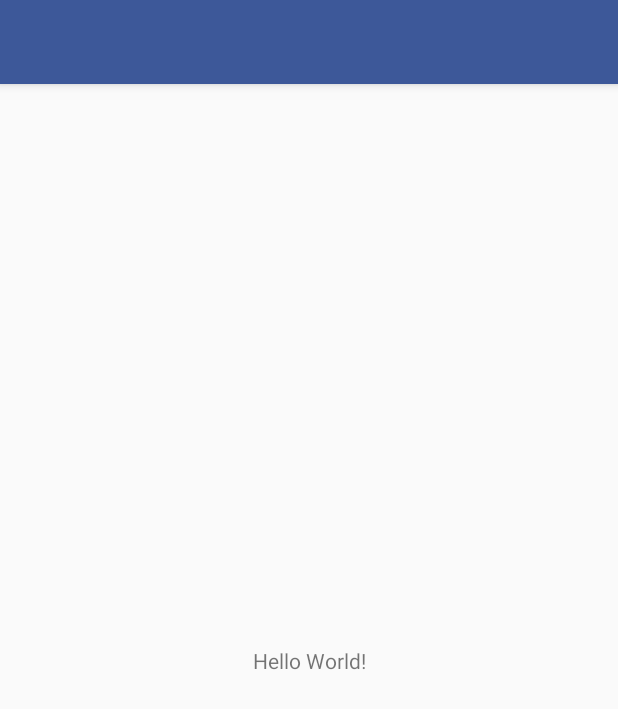
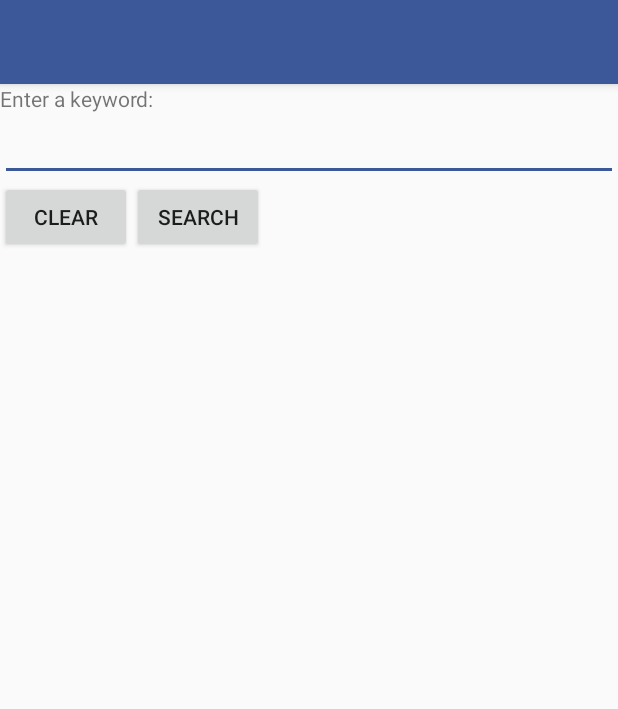
Before and after one commit to shubhamgupta28/FBsearch, an Android app: the layout app_bar_main.xml on its own in the app's theme, with its tools: preview values and no code run, on a phone screen of 412 x 824 dp. Shown: the top 709 px of the screen. Run offline under Robolectric (Android 15) with nearby library versions, the phone set to English and light mode, and no system bars.

Commit message:
SearchUI set

```diff
--- a/app/src/main/AndroidManifest.xml
+++ b/app/src/main/AndroidManifest.xml
@@ -1,6 +1,8 @@
 <?xml version="1.0" encoding="utf-8"?>
 <manifest xmlns:android="http://schemas.android.com/apk/res/android"
     package="usc.com.uscmaps.example1.shubham.fbsearch">
+
+    <uses-permission android:name="android.permission.INTERNET"/>
 
     <application
         android:allowBackup="true"
--- a/app/src/main/res/layout/content_main.xml
+++ b/app/src/main/res/layout/content_main.xml
@@ -1,20 +1,44 @@
 <?xml version="1.0" encoding="utf-8"?>
-<android.support.constraint.ConstraintLayout xmlns:android="http://schemas.android.com/apk/res/android"
+<RelativeLayout xmlns:android="http://schemas.android.com/apk/res/android"
     xmlns:app="http://schemas.android.com/apk/res-auto"
     xmlns:tools="http://schemas.android.com/tools"
     android:layout_width="match_parent"
     android:layout_height="match_parent"
+    android:orientation="vertical"
     app:layout_behavior="@string/appbar_scrolling_view_behavior"
     tools:context="usc.com.uscmaps.example1.shubham.fbsearch.MainActivity"
     tools:showIn="@layout/app_bar_main">
 
     <TextView
+        android:id="@+id/txtViewSearchForKeyword"
+        android:layout_width="match_parent"
+        android:layout_height="wrap_content"
+        android:text="Enter a keyword:"/>
+
+
+    <EditText
+        android:id="@+id/editBoxSearchQuery"
+        android:layout_width="match_parent"
+        android:layout_height="wrap_content"
+        android:layout_below="@+id/txtViewSearchForKeyword"
+         />
+
+    <Button
+        android:id="@+id/btClear"
         android:layout_width="wrap_content"
         android:layout_height="wrap_content"
-        android:text="Hello World!"
-        app:layout_constraintBottom_toBottomOf="parent"
-        app:layout_constraintLeft_toLeftOf="parent"
-        app:layout_constraintRight_toRightOf="parent"
-        app:layout_constraintTop_toTopOf="parent" />
+        android:text="CLEAR"
+        android:layout_below="@+id/editBoxSearchQuery"
 
-</android.support.constraint.ConstraintLayout>
+        />
+
+    <Button
+        android:id="@+id/btSearch"
+        android:layout_width="wrap_content"
+        android:layout_height="wrap_content"
+        android:text="SEARCH"
+        android:layout_toRightOf="@id/btClear"
+        android:layout_below="@id/editBoxSearchQuery"
+        />
+
+</RelativeLayout>
```
Also changed, not shown: app/src/main/java/usc/com/uscmaps/example1/shubham/fbsearch/MainActivity.java (+34 -0 lines), app/src/main/java/usc/com/uscmaps/example1/shubham/fbsearch/ResultsActivity.java (added, +8 -0 lines).
